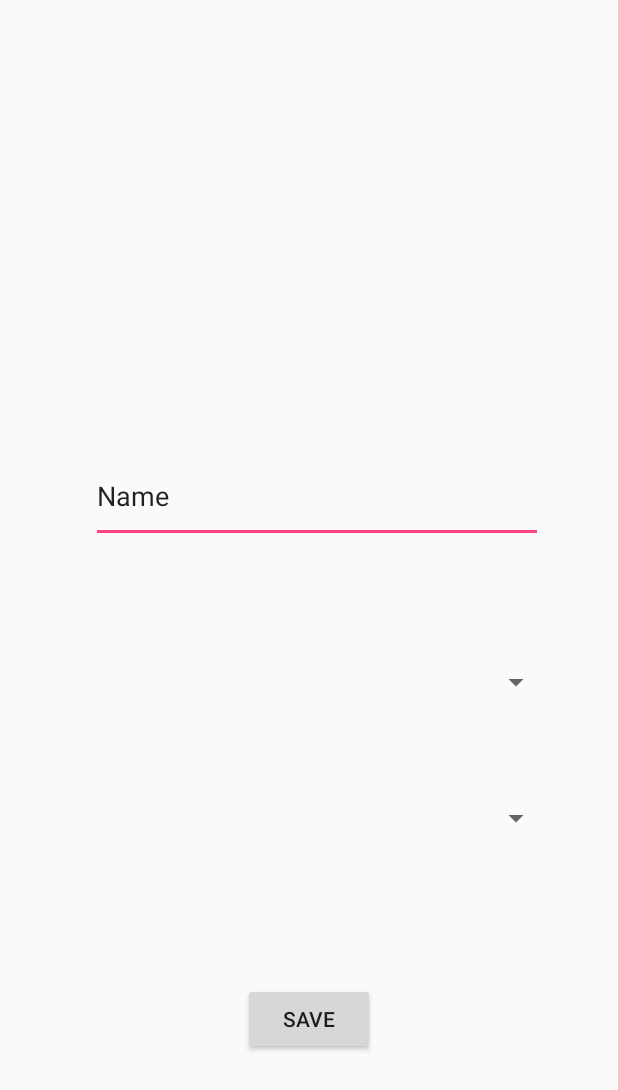
After one commit to oliver-leung/hh-sleepapp, an Android app: the layout update_info.xml on its own in the app's theme, with its tools: preview values and no code run, on a phone screen of 412 x 824 dp. The commit adds this screen. Shown: the top 1090 px of the screen. Run offline under Robolectric (Android 15) with nearby library versions, the phone set to English and light mode, and no system bars.

Commit message:
Add patientInfo, SleepInfo, UpdateInfo

```diff
--- a/app/src/main/java/com/sleep/sleepapp/MainActivity.java
+++ b/app/src/main/java/com/sleep/sleepapp/MainActivity.java
@@ -2,6 +2,8 @@ package com.sleep.sleepapp;
 
 import android.support.v7.app.AppCompatActivity;
 import android.os.Bundle;
+import android.widget.ArrayAdapter;
+import android.widget.Spinner;
 
 public class MainActivity extends AppCompatActivity {
 
@@ -9,5 +11,6 @@ public class MainActivity extends AppCompatActivity {
     protected void onCreate(Bundle savedInstanceState) {
         super.onCreate(savedInstanceState);
         setContentView(R.layout.activity_main);
+
     }
 }
--- /dev/null
+++ b/app/src/main/res/layout/update_info.xml
@@ -0,0 +1,54 @@
+<?xml version="1.0" encoding="utf-8"?>
+<android.support.constraint.ConstraintLayout xmlns:android="http://schemas.android.com/apk/res/android"
+    xmlns:app="http://schemas.android.com/apk/res-auto"
+    xmlns:tools="http://schemas.android.com/tools"
+    android:id="@+id/linearLayout2"
+    android:layout_width="match_parent"
+    android:layout_height="match_parent">
+
+    <EditText
+        android:id="@+id/enterName"
+        android:layout_width="301dp"
+        android:layout_height="62dp"
+        android:layout_marginBottom="8dp"
+        android:layout_marginEnd="40dp"
+        android:layout_marginStart="40dp"
+        android:ems="10"
+        android:inputType="textPersonName"
+        android:text="Name"
+        app:layout_constraintBottom_toTopOf="@+id/weightSpinner"
+        app:layout_constraintEnd_toEndOf="parent"
+        app:layout_constraintHorizontal_bias="0.666"
+        app:layout_constraintStart_toStartOf="parent"
+        app:layout_constraintTop_toTopOf="parent"
+        app:layout_constraintVertical_bias="0.833" />
+
+    <Spinner
+        android:id="@+id/weightSpinner"
+        android:layout_width="368dp"
+        android:layout_height="50dp"
+        android:layout_marginBottom="344dp"
+        android:minWidth="20dp"
+        app:layout_constraintBottom_toBottomOf="parent"
+        tools:layout_editor_absoluteX="8dp" />
+
+    <Spinner
+        android:id="@+id/heightSpinner"
+        android:layout_width="368dp"
+        android:layout_height="51dp"
+        android:layout_marginTop="40dp"
+        app:layout_constraintTop_toBottomOf="@+id/weightSpinner"
+        tools:layout_editor_absoluteX="8dp" />
+
+    <Button
+        android:id="@+id/updateConfirmButton"
+        android:layout_width="wrap_content"
+        android:layout_height="wrap_content"
+        android:layout_marginEnd="8dp"
+        android:layout_marginStart="8dp"
+        android:layout_marginTop="84dp"
+        android:text="Save"
+        app:layout_constraintEnd_toEndOf="parent"
+        app:layout_constraintStart_toStartOf="parent"
+        app:layout_constraintTop_toBottomOf="@+id/heightSpinner" />
+</android.support.constraint.ConstraintLayout>
```
Also changed, not shown: app/src/main/java/com/sleep/sleepapp/SleepInfo.java (added, +16 -0 lines), app/src/main/java/com/sleep/sleepapp/UpdateInfo.java (added, +54 -0 lines), app/src/main/java/com/sleep/sleepapp/patientInfo.java (added, +36 -0 lines), app/src/main/res/layout/profile_patient.xml (+63 -3 lines), 2261 other files.
